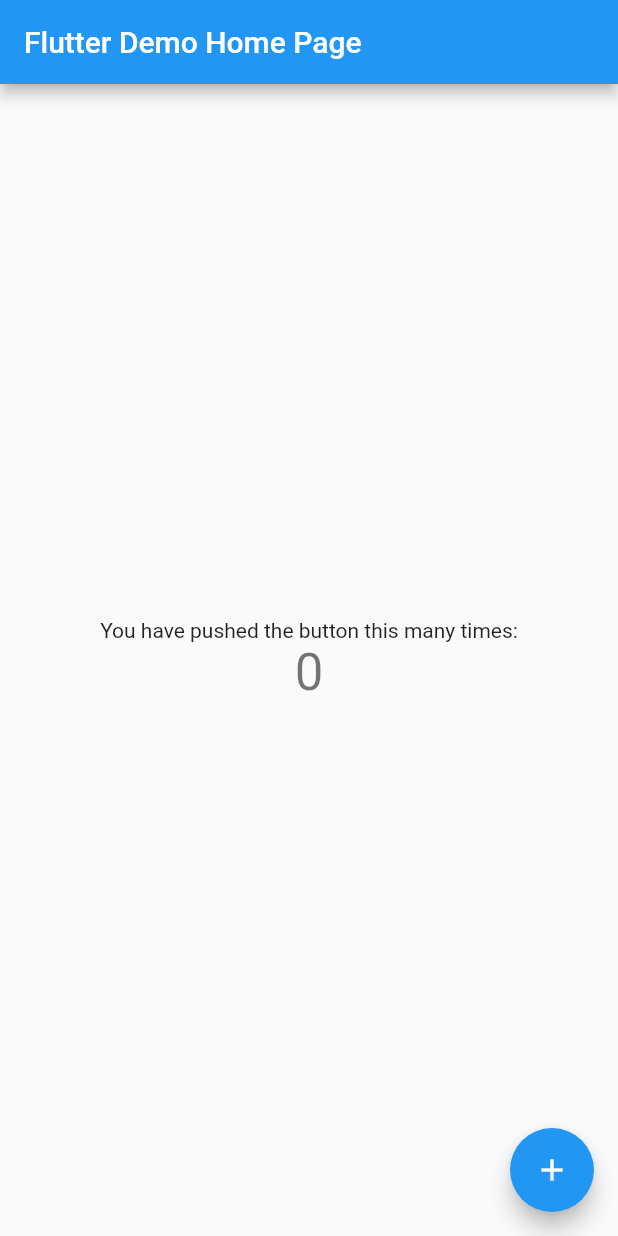
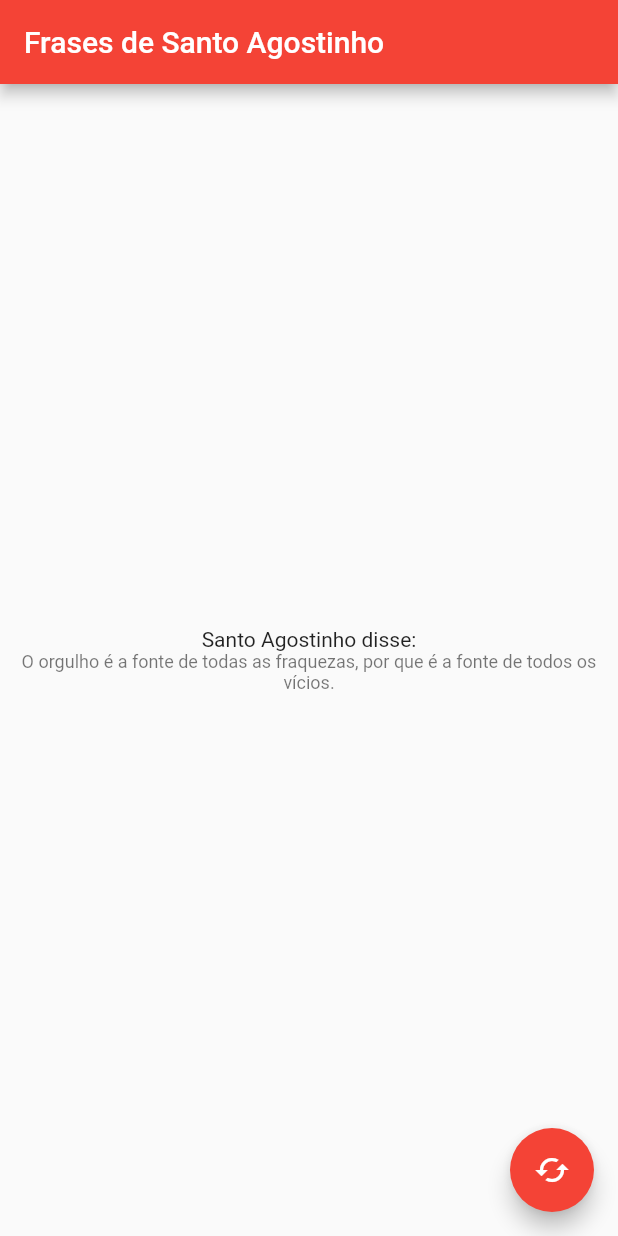
Before and after one commit to tiagoncardoso/iniciando_flutter, a Flutter app: the screen it shows after launch, on a phone screen of 412 x 824 dp. Run offline on Flutter 3.47's test engine with Material 2 defaults, Android fonts, the phone set to English and light mode, and no system bars.

Commit message:
Alterando primeiro exemplo

```diff
--- a/lib/main.dart
+++ b/lib/main.dart
@@ -1,41 +1,24 @@
+import 'dart:math';
+
 import 'package:flutter/material.dart';
 
 void main() => runApp(MyApp());
 
 class MyApp extends StatelessWidget {
-  // This widget is the root of your application.
   @override
   Widget build(BuildContext context) {
     return MaterialApp(
       title: 'Flutter Demo',
       theme: ThemeData(
-        // This is the theme of your application.
-        //
-        // Try running your application with "flutter run". You'll see the
-        // application has a blue toolbar. Then, without quitting the app, try
-        // changing the primarySwatch below to Colors.green and then invoke
-        // "hot reload" (press "r" in the console where you ran "flutter run",
-        // or simply save your changes to "hot reload" in a Flutter IDE).
-        // Notice that the counter didn't reset back to zero; the application
-        // is not restarted.
-        primarySwatch: Colors.blue,
+        primarySwatch: Colors.red,
       ),
-      home: MyHomePage(title: 'Flutter Demo Home Page'),
+      home: MyHomePage(title: 'Frases de Santo Agostinho'),
     );
   }
 }
 
 class MyHomePage extends StatefulWidget {
   MyHomePage({Key key, this.title}) : super(key: key);
-
-  // This widget is the home page of your application. It is stateful, meaning
-  // that it has a State object (defined below) that contains fields that affect
-  // how it looks.
-
-  // This class is the configuration for the state. It holds the values (in this
-  // case the title) provided by the parent (in this case the App widget) and
-  // used by the build method of the State. Fields in a Widget subclass are
-  // always marked "final".
 
   final String title;
 
@@ -44,67 +27,52 @@ class MyHomePage extends StatefulWidget {
 }
 
 class _MyHomePageState extends State<MyHomePage> {
-  int _counter = 0;
+  int _numeroAleatorio = 0;
+  List _frases = [
+    'O orgulho é a fonte de todas as fraquezas, por que é a fonte de todos os vícios.',
+    'Milagres não são contrários à natureza, mas apenas contrários ao que nós sabemos sobre a natureza.',
+    'Se não podes entender, crê para que entendas. A fé precede, o intelecto segue.',
+    'Foi o orgulho que transformou anjos em demônios, mas é a humildade que faz de homens anjos.',
+    'O mundo é um livro, e quem fica sentado em casa lê somente uma página.',
+    'Creio para compreender, e compreendo para crer melhor.',
+    'Ser cristão não é conquistar Cristo, mas deixar-se conquistar por Ele. Deixa que Ele conquiste em ti, que Ele conquiste para ti, que Ele te conquiste.',
+    'Na essência somos iguais, nas diferenças nos respeitamos.',
+    'No amor do próximo o pobre é rico; sem amor do próximo o rico é pobre.',
+    'Se o homem soubesse as vantagens de ser bom, seria homem de bem por egoísmo.',
+    'Há homens que se agarram a sua opinião, não por ser verdadeira, mas simplesmente por ser sua.'
+  ];
 
   void _incrementCounter() {
     setState(() {
-      // This call to setState tells the Flutter framework that something has
-      // changed in this State, which causes it to rerun the build method below
-      // so that the display can reflect the updated values. If we changed
-      // _counter without calling setState(), then the build method would not be
-      // called again, and so nothing would appear to happen.
-      _counter++;
+      _numeroAleatorio = new Random().nextInt(10);
     });
   }
 
   @override
   Widget build(BuildContext context) {
-    // This method is rerun every time setState is called, for instance as done
-    // by the _incrementCounter method above.
-    //
-    // The Flutter framework has been optimized to make rerunning build methods
-    // fast, so that you can just rebuild anything that needs updating rather
-    // than having to individually change instances of widgets.
     return Scaffold(
       appBar: AppBar(
-        // Here we take the value from the MyHomePage object that was created by
-        // the App.build method, and use it to set our appbar title.
         title: Text(widget.title),
       ),
       body: Center(
-        // Center is a layout widget. It takes a single child and positions it
-        // in the middle of the parent.
         child: Column(
-          // Column is also a layout widget. It takes a list of children and
-          // arranges them vertically. By default, it sizes itself to fit its
-          // children horizontally, and tries to be as tall as its parent.
-          //
-          // Invoke "debug painting" (press "p" in the console, choose the
-          // "Toggle Debug Paint" action from the Flutter Inspector in Android
-          // Studio, or the "Toggle Debug Paint" command in Visual Studio Code)
-          // to see the wireframe for each widget.
-          //
-          // Column has various properties to control how it sizes itself and
-          // how it positions its children. Here we use mainAxisAlignment to
-          // center the children vertically; the main axis here is the vertical
-          // axis because Columns are vertical (the cross axis would be
-          // horizontal).
           mainAxisAlignment: MainAxisAlignment.center,
           children: <Widget>[
             Text(
-              'You have pushed the button this many times:',
+              'Santo Agostinho disse:',
             ),
             Text(
-              '$_counter',
-              style: Theme.of(context).textTheme.display1,
+              _frases[_numeroAleatorio],
+              style: Theme.of(context).textTheme.caption,
+              textAlign: TextAlign.center
             ),
           ],
         ),
       ),
       floatingActionButton: FloatingActionButton(
         onPressed: _incrementCounter,
-        tooltip: 'Increment',
-        child: Icon(Icons.add),
+        tooltip: 'Gera nova frase',
+        child: Icon(Icons.cached),
       ), // This trailing comma makes auto-formatting nicer for build methods.
     );
   }
```
